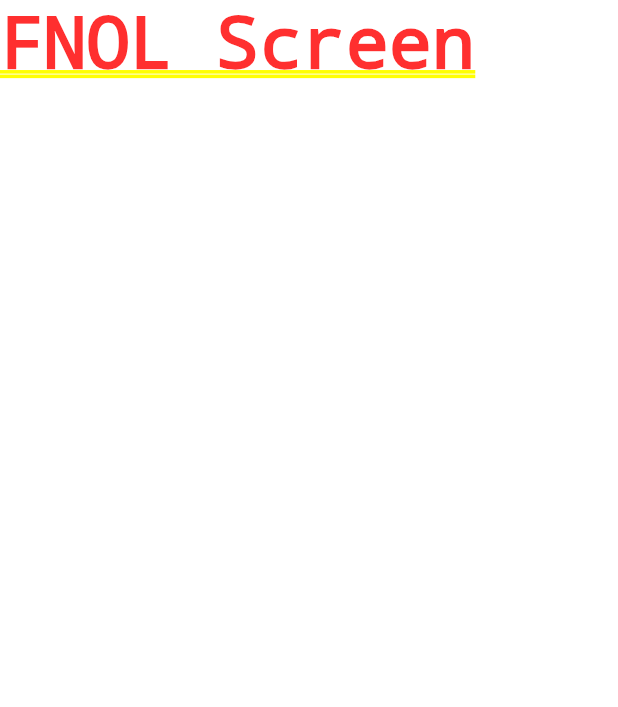
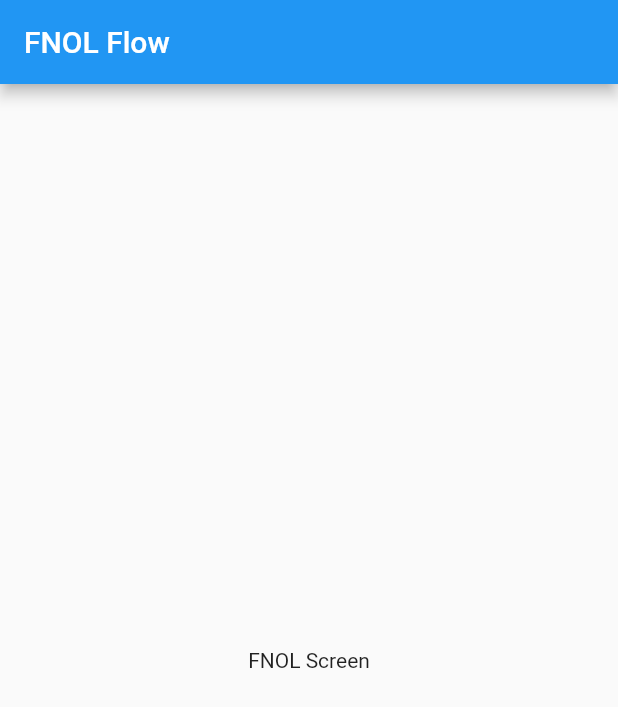
Before and after one commit to jay-xa/fnol_generic_module, a Flutter app: the screen it shows after launch, on a phone screen of 412 x 824 dp. Shown: the top 707 px of the screen. Run offline on Flutter 3.47's test engine with Material 2 defaults, Android fonts, the phone set to English and light mode, and no system bars.

Commit message:
Sample Update

```diff
--- a/lib/fnol_screen.dart
+++ b/lib/fnol_screen.dart
@@ -1,4 +1,4 @@
-import 'package:flutter/cupertino.dart';
+import 'package:flutter/material.dart';
 
 class FNOLScreen extends StatefulWidget {
   const FNOLScreen({Key? key}) : super(key: key);
@@ -10,6 +10,8 @@ class FNOLScreen extends StatefulWidget {
 class _FNOLScreenState extends State<FNOLScreen> {
   @override
   Widget build(BuildContext context) {
-    return const Text('FNOL Screen');
+    return Scaffold(
+        appBar: AppBar(title: const Text('FNOL Flow')),
+        body: const Center(child: Text('FNOL Screen')));
   }
 }
```
